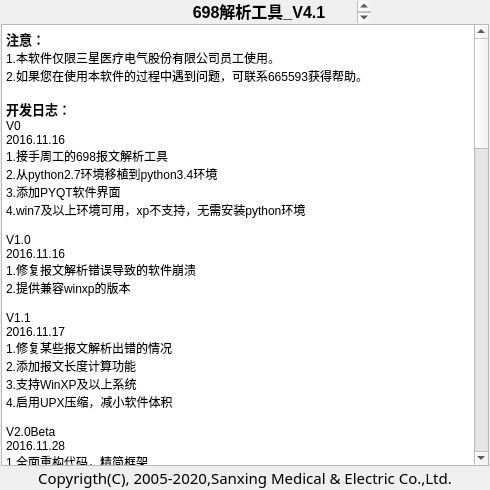
The window that UI/about_window.ui (KayFelicities/698trans) describes before a commit, drawn with Qt 5.
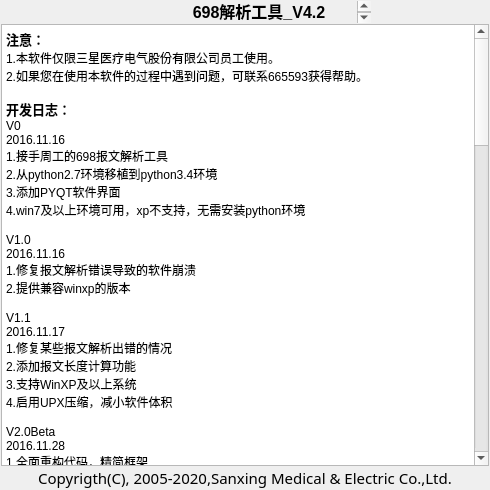
The same window after the commit. Icons and pictures are not drawn.

Diff of the .ui file:
```diff
--- a/UI/about_window.ui
+++ b/UI/about_window.ui
@@ -180,7 +180,7 @@
 &lt;html&gt;&lt;head&gt;&lt;meta name=&quot;qrichtext&quot; content=&quot;1&quot; /&gt;&lt;style type=&quot;text/css&quot;&gt;
 p, li { white-space: pre-wrap; }
 &lt;/style&gt;&lt;/head&gt;&lt;body style=&quot; font-family:'SimSun'; font-size:9pt; font-weight:400; font-style:normal;&quot;&gt;
-&lt;p align=&quot;center&quot; style=&quot; margin-top:0px; margin-bottom:5px; margin-left:0px; margin-right:0px; -qt-block-indent:0; text-indent:0px;&quot;&gt;&lt;span style=&quot; font-size:12pt; font-weight:600;&quot;&gt;698解析工具_V4.1&lt;/span&gt;&lt;/p&gt;
+&lt;p align=&quot;center&quot; style=&quot; margin-top:0px; margin-bottom:5px; margin-left:0px; margin-right:0px; -qt-block-indent:0; text-indent:0px;&quot;&gt;&lt;span style=&quot; font-size:12pt; font-weight:600;&quot;&gt;698解析工具_V4.2&lt;/span&gt;&lt;/p&gt;
 &lt;p align=&quot;center&quot; style=&quot; margin-top:0px; margin-bottom:5px; margin-left:0px; margin-right:0px; -qt-block-indent:0; text-indent:0px;&quot;&gt;&lt;span style=&quot; font-size:12pt; font-weight:600;&quot;&gt;终端通信部内部测试版&lt;/span&gt;&lt;/p&gt;
 &lt;p align=&quot;center&quot; style=&quot; margin-top:0px; margin-bottom:5px; margin-left:0px; margin-right:0px; -qt-block-indent:0; text-indent:0px;&quot;&gt;&lt;span style=&quot; font-size:12pt; font-weight:600;&quot;&gt;2017.01&lt;/span&gt;&lt;/p&gt;&lt;/body&gt;&lt;/html&gt;</string>
         </property>
@@ -313,11 +313,14 @@
 &lt;p style=&quot; margin-top:0px; margin-bottom:0px; margin-left:0px; margin-right:0px; -qt-block-indent:0; text-indent:0px;&quot;&gt;4.修复OI类型解析问题&lt;/p&gt;
 &lt;p style=&quot; margin-top:0px; margin-bottom:0px; margin-left:0px; margin-right:0px; -qt-block-indent:0; text-indent:0px;&quot;&gt;5.优化交互逻辑&lt;/p&gt;
 &lt;p style=&quot;-qt-paragraph-type:empty; margin-top:0px; margin-bottom:0px; margin-left:0px; margin-right:0px; -qt-block-indent:0; text-indent:0px;&quot;&gt;&lt;br /&gt;&lt;/p&gt;
+&lt;p style=&quot; margin-top:0px; margin-bottom:0px; margin-left:0px; margin-right:0px; -qt-block-indent:0; text-indent:0px;&quot;&gt;V4.2&lt;/p&gt;
+&lt;p style=&quot; margin-top:0px; margin-bottom:0px; margin-left:0px; margin-right:0px; -qt-block-indent:0; text-indent:0px;&quot;&gt;2017.01.16&lt;/p&gt;
+&lt;p style=&quot; margin-top:0px; margin-bottom:0px; margin-left:0px; margin-right:0px; -qt-block-indent:0; text-indent:0px;&quot;&gt;1.添加服务器模式&lt;/p&gt;
+&lt;p style=&quot;-qt-paragraph-type:empty; margin-top:0px; margin-bottom:0px; margin-left:0px; margin-right:0px; -qt-block-indent:0; text-indent:0px;&quot;&gt;&lt;br /&gt;&lt;/p&gt;
 &lt;p style=&quot; margin-top:0px; margin-bottom:0px; margin-left:0px; margin-right:0px; -qt-block-indent:0; text-indent:0px;&quot;&gt;todo:&lt;/p&gt;
-&lt;p style=&quot; margin-top:0px; margin-bottom:0px; margin-left:0px; margin-right:0px; -qt-block-indent:0; text-indent:0px;&quot;&gt;1.提供通俗化解析选项，用于后台模式&lt;/p&gt;
+&lt;p style=&quot; margin-top:0px; margin-bottom:0px; margin-left:0px; margin-right:0px; -qt-block-indent:0; text-indent:0px;&quot;&gt;1.采集监控面板功能实现&lt;/p&gt;
 &lt;p style=&quot; margin-top:0px; margin-bottom:0px; margin-left:0px; margin-right:0px; -qt-block-indent:0; text-indent:0px;&quot;&gt;2.结构化显示功能重构&lt;/p&gt;
-&lt;p style=&quot; margin-top:0px; margin-bottom:0px; margin-left:0px; margin-right:0px; -qt-block-indent:0; text-indent:0px;&quot;&gt;3.常用后台命令扩充&lt;/p&gt;
-&lt;p style=&quot; margin-top:0px; margin-bottom:0px; margin-left:0px; margin-right:0px; -qt-block-indent:0; text-indent:0px;&quot;&gt;4.服务器模式&lt;/p&gt;&lt;/body&gt;&lt;/html&gt;</string>
+&lt;p style=&quot; margin-top:0px; margin-bottom:0px; margin-left:0px; margin-right:0px; -qt-block-indent:0; text-indent:0px;&quot;&gt;3.提供通俗化解析选项，用于后台模式&lt;/p&gt;&lt;/body&gt;&lt;/html&gt;</string>
       </property>
       <property name="textInteractionFlags">
        <set>Qt::TextSelectableByKeyboard|Qt::TextSelectableByMouse</set>
```
